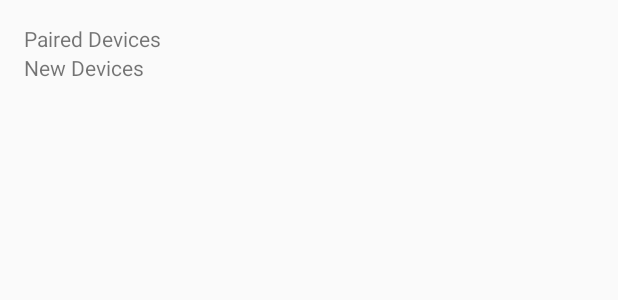
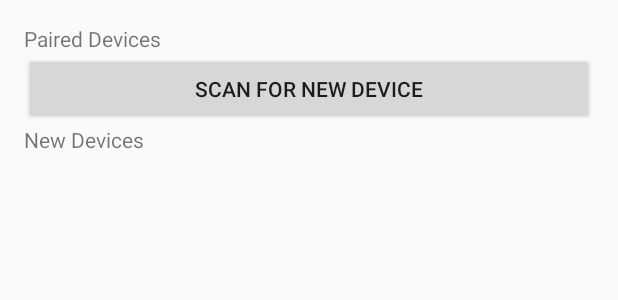
Before and after one commit to ShenJack/SPP, an Android app: the layout activity_device_list.xml on its own in the app's theme, with its tools: preview values and no code run, on a phone screen of 412 x 824 dp. Shown: the top 300 px of the screen. Run offline under Robolectric (Android 15) with nearby library versions, the phone set to English and light mode, and no system bars.

```diff
--- a/app/src/main/res/layout/activity_device_list.xml
+++ b/app/src/main/res/layout/activity_device_list.xml
@@ -4,33 +4,40 @@
     android:id="@+id/activity_device_list"
     android:layout_width="match_parent"
     android:layout_height="match_parent"
+    android:orientation="vertical"
     android:paddingBottom="@dimen/activity_vertical_margin"
     android:paddingLeft="@dimen/activity_horizontal_margin"
     android:paddingRight="@dimen/activity_horizontal_margin"
+
     android:paddingTop="@dimen/activity_vertical_margin"
-
-    tools:context="com.example.shenjack.spp.DeviceListActivity"
-    android:orientation="vertical">
+    tools:context="com.example.shenjack.spp.DeviceListActivity">
 
     <TextView
         android:id="@+id/tv_label_paired_devices"
         android:layout_width="match_parent"
         android:layout_height="wrap_content"
-        android:text="@string/paired_devices"/>
+        android:text="@string/paired_devices" />
 
     <ListView
         android:id="@+id/list_paired_devices"
         android:layout_width="match_parent"
-        android:layout_height="wrap_content"/>
+        android:layout_height="wrap_content" />
+
+    <Button
+        android:id="@+id/bt_scan"
+        android:layout_width="match_parent"
+        android:layout_height="wrap_content"
+        android:text="@string/scan_for_new_device" />
 
     <TextView
         android:id="@+id/tv_label_new_devices"
         android:layout_width="match_parent"
-        android:text="@string/new_devices"
-        android:layout_height="wrap_content" />
+        android:layout_height="wrap_content"
+        android:text="@string/new_devices" />
 
     <ListView
         android:id="@+id/list_new_devices"
         android:layout_width="match_parent"
-        android:layout_height="wrap_content"/>
+        android:layout_height="wrap_content"
+        android:visibility="invisible" />
 </LinearLayout>
--- a/app/src/main/res/values/strings.xml
+++ b/app/src/main/res/values/strings.xml
@@ -4,4 +4,5 @@
     <string name="paired_devices">Paired Devices</string>
     <string name="new_devices">New Devices</string>
     <string name="none_device">No device found</string>
+    <string name="scan_for_new_device">Scan for new device</string>
 </resources>
--- a/build.gradle
+++ b/build.gradle
@@ -5,7 +5,7 @@ buildscript {
         jcenter()
     }
     dependencies {
-        classpath 'com.android.tools.build:gradle:2.3.0'
+        classpath 'com.android.tools.build:gradle:2.2.3'
 
         // NOTE: Do not place your application dependencies here; they belong
         // in the individual module build.gradle files
```
Also changed, not shown: app/src/main/java/com/example/shenjack/spp/BluetoothChatService.java (added, +77 -0 lines), app/src/main/java/com/example/shenjack/spp/DeviceListActivity.java (+57 -7 lines), app/src/main/java/com/example/shenjack/spp/MainActivity.java (+14 -0 lines).
